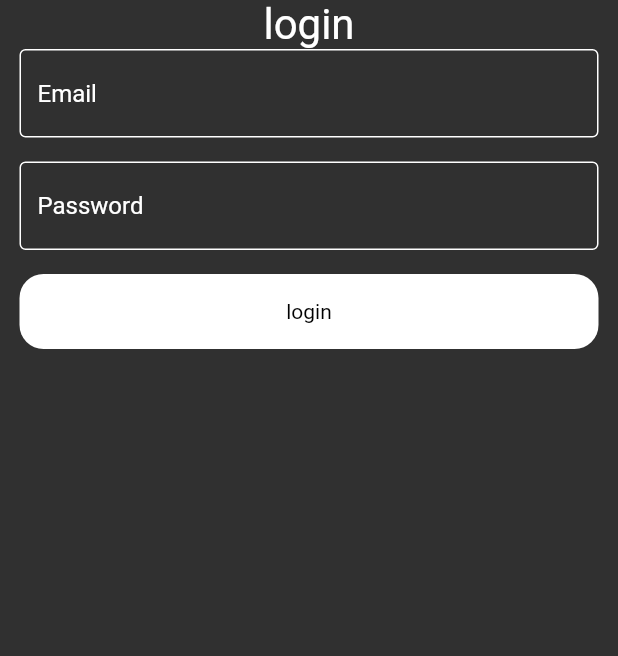
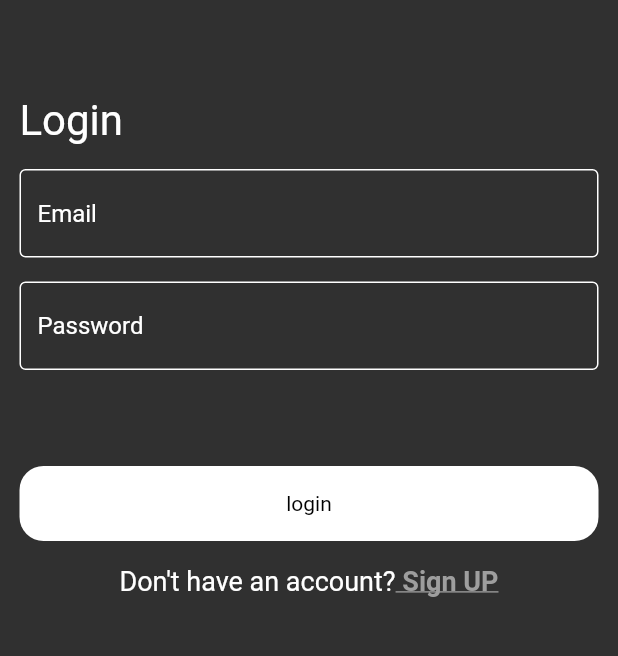
Before and after one commit to MCDiYae/chatapp, a Flutter app: the screen it shows after launch, on a phone screen of 412 x 824 dp, the part 245-901 px from its top. Run offline on Flutter 3.47's test engine with Material 2 defaults, Android fonts, the phone set to English and light mode, and no system bars; Roboto replaces fonts that are missing (Pacifico).

```diff
--- a/lib/costum.dart
+++ b/lib/costum.dart
@@ -1,4 +1,9 @@
 import 'package:flutter/material.dart';
 
 String title1 = 'CHATT';
+String login = 'Login';
+
+String register = 'SignUP';
 Color colorWrite = Colors.white;
+String keyLogin = 'Don\'t have an account?';
+String valueLogin = ' Sign UP';
--- a/lib/pages/myhomepage.dart
+++ b/lib/pages/myhomepage.dart
@@ -1,6 +1,8 @@
 import 'package:flutter/material.dart';
 
 import '../costum.dart';
+import '../widget/costumbotton.dart';
+import '../widget/richtexto.dart';
 import '../widget/textfieldform.dart';
 import '../widget/texto.dart';
 
@@ -18,31 +20,37 @@ class MyHomePage extends StatelessWidget {
           children: [
             Image.asset('assets/images/scholar.png'),
             Texto(title: title1),
-            const Texto(title: 'login'),
-            TextFieldForm(
+            const SizedBox(
+              height: 64,
+            ),
+            Row(
+              children: [
+                Texto(title: login),
+              ],
+            ),
+            const SizedBox(
+              height: 16,
+            ),
+            const TextFieldForm(
               hinttexte: 'Email',
             ),
             const SizedBox(
               height: 16,
             ),
-            TextFieldForm(
+            const TextFieldForm(
               hinttexte: 'Password',
             ),
             const SizedBox(
+              height: 64,
+            ),
+            const CostumBotton(),
+            const SizedBox(
               height: 16,
             ),
-            Container(
-              decoration: BoxDecoration(
-                  color: Colors.white, borderRadius: BorderRadius.circular(16)),
-              width: double.infinity,
-              height: 50,
-              child: const Center(
-                child: Text(
-                  'login',
-                  style: TextStyle(color: Colors.black),
-                ),
-              ),
-            )
+            RichTextLogin(
+              keyy: keyLogin,
+              value: valueLogin,
+            ),
           ],
         ),
       ),
--- /dev/null
+++ b/lib/pages/registrepage.dart
@@ -0,0 +1,10 @@
+import 'package:flutter/material.dart';
+
+class RegitrePage extends StatelessWidget {
+  const RegitrePage({super.key});
+
+  @override
+  Widget build(BuildContext context) {
+    return const Placeholder();
+  }
+}
--- /dev/null
+++ b/lib/widget/costumbotton.dart
@@ -0,0 +1,24 @@
+
+import 'package:flutter/material.dart';
+
+class CostumBotton extends StatelessWidget {
+  const CostumBotton({
+    super.key,
+  });
+
+  @override
+  Widget build(BuildContext context) {
+    return Container(
+      decoration: BoxDecoration(
+          color: Colors.white, borderRadius: BorderRadius.circular(16)),
+      width: double.infinity,
+      height: 50,
+      child: const Center(
+        child: Text(
+          'login',
+          style: TextStyle(color: Colors.black),
+        ),
+      ),
+    );
+  }
+}
--- /dev/null
+++ b/lib/widget/richtexto.dart
@@ -0,0 +1,34 @@
+
+import 'package:flutter/material.dart';
+
+import '../costum.dart';
+
+class RichTextLogin extends StatelessWidget {
+  const RichTextLogin({
+    super.key,
+    required this.keyy,
+    required this.value,
+  });
+  final String keyy;
+  final String value;
+
+  @override
+  Widget build(BuildContext context) {
+    return RichText(
+        text: TextSpan(
+            style: DefaultTextStyle.of(context).style,
+            children: <TextSpan>[
+          TextSpan(
+            text: keyy,
+            style: TextStyle(color: colorWrite, fontSize: 18),
+          ),
+          TextSpan(
+              text: value,
+              style: const TextStyle(
+                  color: Colors.grey,
+                  fontSize: 18,
+                  fontWeight: FontWeight.bold,
+                  decoration: TextDecoration.underline)),
+        ]));
+  }
+}
--- a/lib/widget/textfieldform.dart
+++ b/lib/widget/textfieldform.dart
@@ -1,11 +1,11 @@
 import 'package:flutter/material.dart';
 
 class TextFieldForm extends StatelessWidget {
-  TextFieldForm({
+ const TextFieldForm({
     super.key,
-    this.hinttexte,
+     required this.hinttexte,
   });
-  String? hinttexte;
+ final String hinttexte;
   @override
   Widget build(BuildContext context) {
     return TextField(
```
